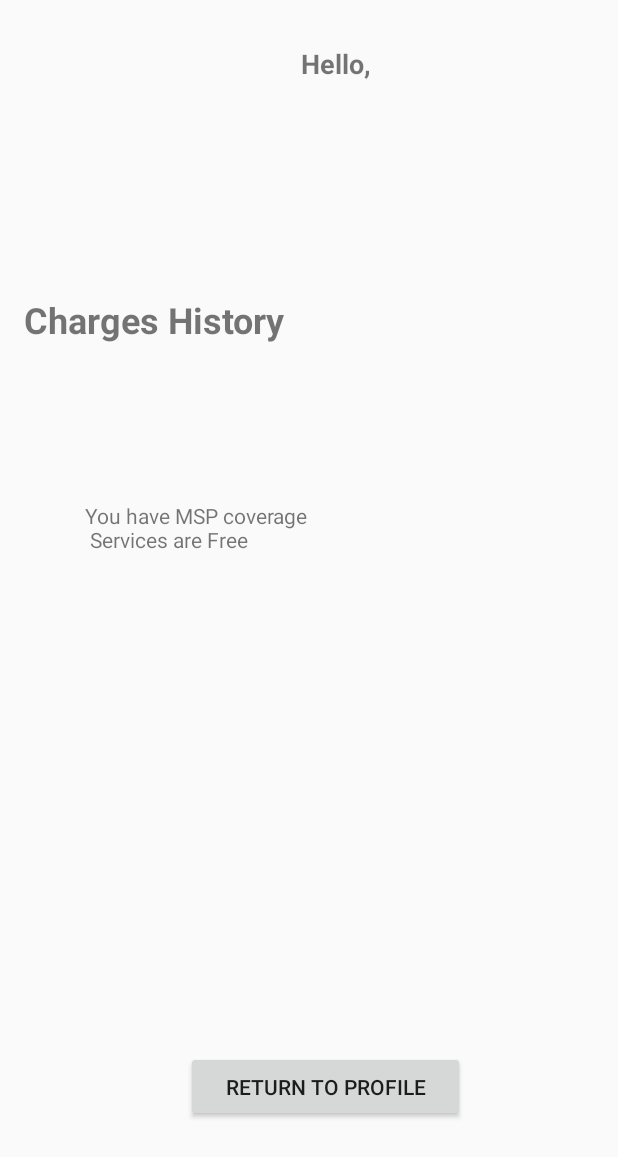
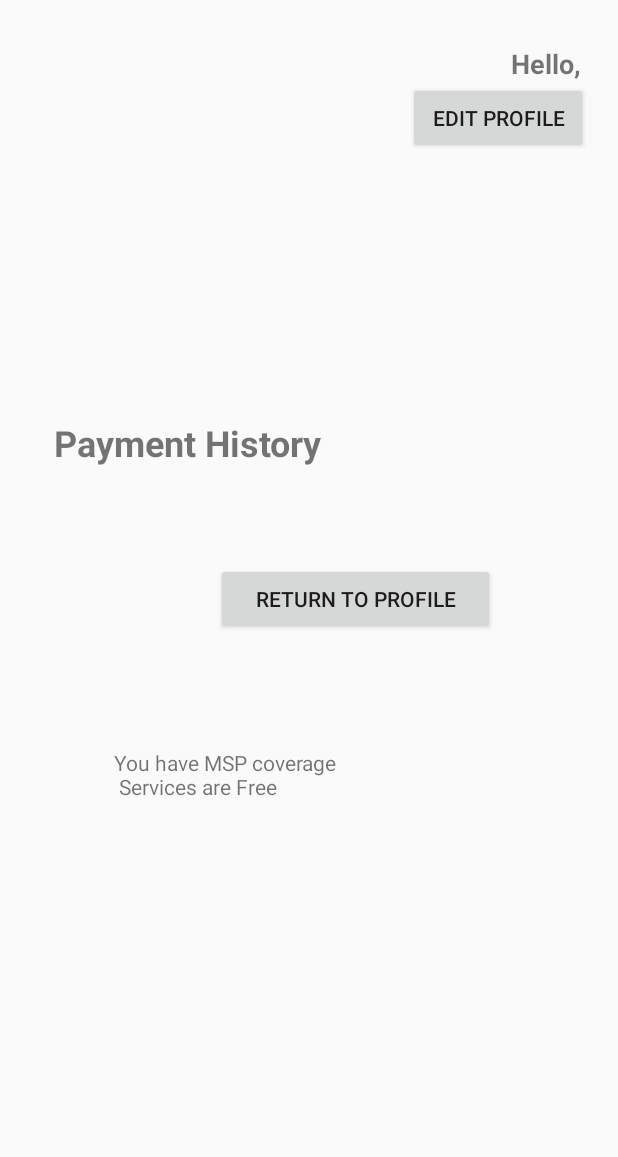
Before and after one commit to developer-jiheui/LemonAid, an Android app: the Activity_13 screen opened directly, with no data from a screen before it, on a phone screen of 412 x 824 dp. Shown: the top 1157 px of the screen. Run offline under Robolectric (Android 15) with nearby library versions, the phone set to English and light mode, and no system bars.

Commit message:
update Activity11 and 13 + layout of activity 13

```diff
--- a/app/src/main/java/com/example/lemonaidapp/Activity_11.java
+++ b/app/src/main/java/com/example/lemonaidapp/Activity_11.java
@@ -2,13 +2,44 @@ package com.example.lemonaidapp;
 
 import androidx.appcompat.app.AppCompatActivity;
 
+import android.content.Intent;
 import android.os.Bundle;
+import android.view.View;
+import android.widget.Button;
+import android.widget.TextView;
+
+import java.util.ArrayList;
 
 public class Activity_11 extends AppCompatActivity {
-
+    DatabaseHelper dbh;
     @Override
     protected void onCreate(Bundle savedInstanceState) {
         super.onCreate(savedInstanceState);
         setContentView(R.layout.activity_11);
+
+        dbh= new DatabaseHelper(this);
+        Intent i = getIntent();
+        final String email = i.getStringExtra("email");
+
+
+        Button btnOnlineHelp = findViewById(R.id.btnOnlineHelp);
+
+
+
+        btnOnlineHelp.setOnClickListener(new View.OnClickListener() {
+            @Override
+            public void onClick(View v) {
+                if (!dbh.getdataPatient(email,4).equals("NO")){
+                    Intent intent = new Intent(Activity_11.this, Activity_17.class);
+                    intent.putExtra("email",email);
+                    startActivity(intent);
+                }
+                else{
+                    Intent intent = new Intent(Activity_11.this, Activity_16.class);
+                    intent.putExtra("email",email);
+                    startActivity(intent);
+                }
+            }
+        });
     }
 }
--- a/app/src/main/java/com/example/lemonaidapp/Activity_13.java
+++ b/app/src/main/java/com/example/lemonaidapp/Activity_13.java
@@ -42,7 +42,8 @@ public class Activity_13 extends AppCompatActivity {
         btnProfile.setOnClickListener(new View.OnClickListener() {
             @Override
             public void onClick(View v) {
-                Intent intent = new Intent (Activity_13.this,Activity_3actual.class);
+                                                                    //Jiheui: I changed this from 3_actual to 9(Patient profile)
+                Intent intent = new Intent (Activity_13.this,Activity_8.class);
                 intent.putExtra("email",email);
                 startActivity(intent);
             }
--- a/app/src/main/res/layout/activity_13.xml
+++ b/app/src/main/res/layout/activity_13.xml
@@ -1,23 +1,34 @@
 <?xml version="1.0" encoding="utf-8"?>
-<androidx.constraintlayout.widget.ConstraintLayout xmlns:android="http://schemas.android.com/apk/res/android"
+<LinearLayout xmlns:android="http://schemas.android.com/apk/res/android"
     xmlns:app="http://schemas.android.com/apk/res-auto"
     xmlns:tools="http://schemas.android.com/tools"
     android:layout_width="match_parent"
     android:layout_height="match_parent"
+    android:orientation="vertical"
+    android:layout_marginTop="30dp"
+    android:layout_marginEnd="20dp"
+    android:layout_marginStart="20dp"
+    android:layout_marginBottom="20dp"
     tools:context=".Activity_13">
 
     <TextView
         android:id="@+id/txtUsername"
-        android:layout_width="175dp"
-        android:layout_height="51dp"
-        android:layout_marginTop="30dp"
-        android:layout_marginEnd="36dp"
-        android:layout_marginRight="36dp"
-        android:text="@string/txtUsername"
+        android:layout_width="wrap_content"
+        android:layout_height="wrap_content"
+        android:layout_gravity="end"
+        android:text="@string/txtHelloAccount"
         android:textSize="18sp"
-        android:textStyle="bold"
-        app:layout_constraintEnd_toEndOf="parent"
-        app:layout_constraintTop_toTopOf="parent" />
+        android:textStyle="bold" />
+
+    <Button
+        android:id="@+id/btnEdit"
+        android:layout_width="120dp"
+        android:layout_height="wrap_content"
+        android:layout_marginBottom="20dp"
+        android:layout_gravity="end|top"
+        android:text="@string/txtEditProfile" />
+
+
 
     <TextView
         android:id="@+id/txtPayHistory"
@@ -29,10 +40,7 @@
         android:layout_marginBottom="41dp"
         android:text="@string/txtPayHistory"
         android:textSize="24sp"
-        android:textStyle="bold"
-        app:layout_constraintBottom_toTopOf="@+id/txtPaymentHistory"
-        app:layout_constraintStart_toStartOf="parent"
-        app:layout_constraintTop_toTopOf="parent" />
+        android:textStyle="bold" />
 
     <Button
         android:id="@+id/btnBackProfile"
@@ -41,9 +49,7 @@
         android:layout_marginStart="124dp"
         android:layout_marginLeft="124dp"
         android:layout_marginBottom="76dp"
-        android:text="@string/btnReturProf"
-        app:layout_constraintBottom_toBottomOf="parent"
-        app:layout_constraintStart_toStartOf="parent" />
+        android:text="@string/btnReturProf" />
 
     <TextView
         android:id="@+id/txtPaymentHistory"
@@ -53,10 +59,6 @@
         android:layout_marginLeft="56dp"
         android:layout_marginEnd="56dp"
         android:layout_marginRight="56dp"
-        android:layout_marginBottom="192dp"
-        app:layout_constraintBottom_toBottomOf="parent"
-        app:layout_constraintEnd_toEndOf="parent"
-        app:layout_constraintStart_toStartOf="parent"
-        app:layout_constraintTop_toBottomOf="@+id/txtPayHistory" />
+        android:layout_marginBottom="192dp" />
 
-</androidx.constraintlayout.widget.ConstraintLayout>
+</LinearLayout>
--- a/app/src/main/res/values/strings.xml
+++ b/app/src/main/res/values/strings.xml
@@ -45,7 +45,7 @@
     <string name="btnDrProfile">Return to Doctor\'s Profile</string>
     <string name="btnEdit">Edit profile</string>
     <string name="txtGreeting">Hello, Username</string>
-    <string name="txtPayHistory">Charges History</string>
+    <string name="txtPayHistory">Payment History</string>
     <string name="txtLocation">Use Your Location</string>
     <string name="txtOR">OR</string>
     <string name="txtPostalCode">Enter Your Postal Code</string>
@@ -64,7 +64,7 @@
     <string name="rdNoMSP">I don\'t have MSP</string>
     <string name="txtAge">Age</string>
     <string name="txtPostal">Postal Code</string>
-    <string name="txtHelloAccount"></string>
+    <string name="txtHelloAccount">Hello, Username</string>
     <string name="txtEditProfile">Edit Profile</string>
     <string name="txtLogOut">Log Out</string>
     <string name="txtFindDoctor">Find Doctor</string>
```
